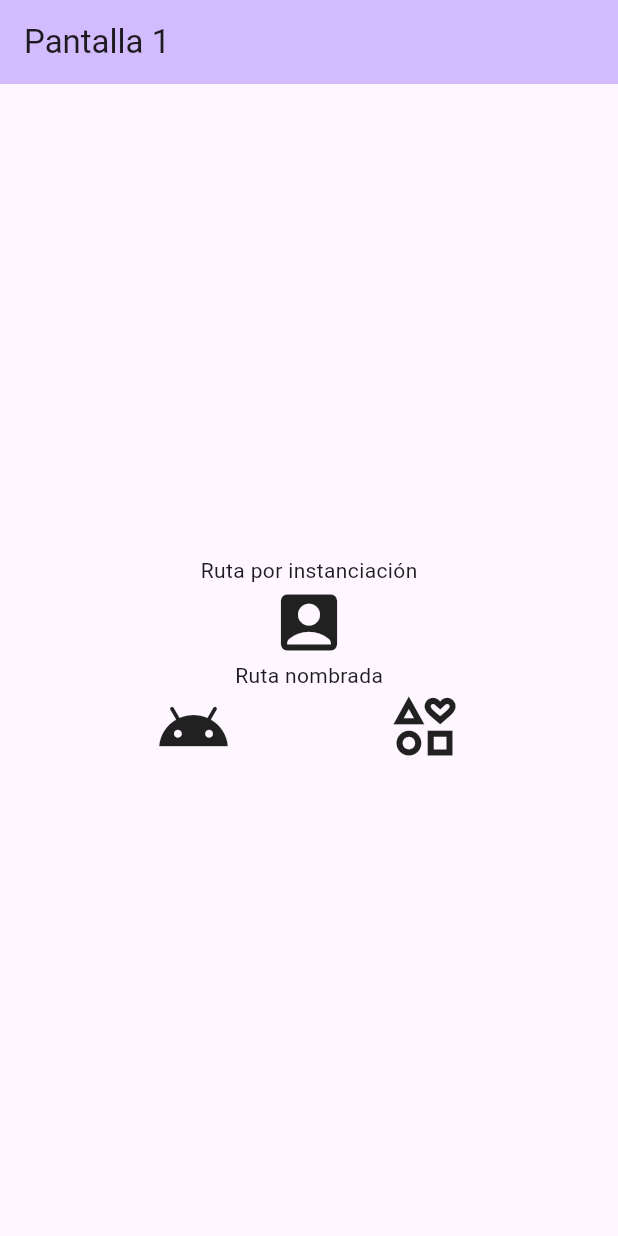
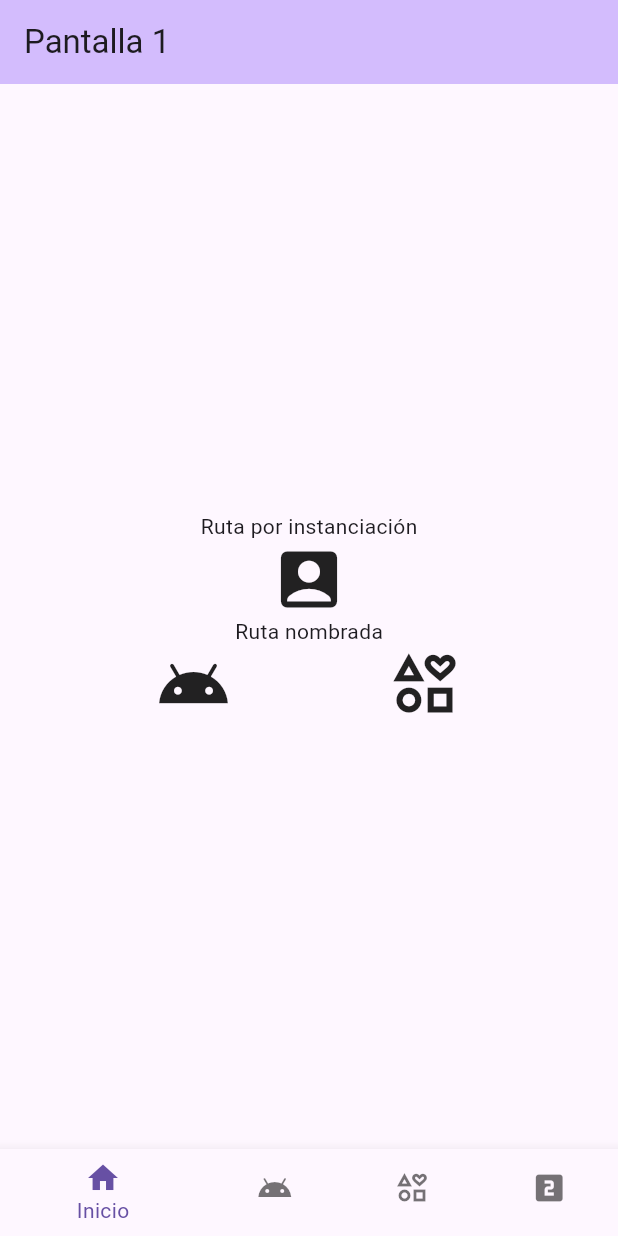
Before and after one commit to j2deme/Flutter-Repos, a Flutter app: the screen it shows after launch, on a phone screen of 412 x 824 dp. Run offline on Flutter 3.47's test engine with Material 3 defaults, Android fonts, the light colour scheme and no system bars; our stand-ins replace community_material_icon.

Commit message:
Implementa uso de BottomNavigationBar

```diff
--- a/navigation_v/lib/main.dart
+++ b/navigation_v/lib/main.dart
@@ -6,8 +6,36 @@ void main() {
   runApp(const MyApp());
 }
 
-class MyApp extends StatelessWidget {
+class MyApp extends StatefulWidget {
   const MyApp({super.key});
+
+  @override
+  State<MyApp> createState() => _MyAppState();
+}
+
+class _MyAppState extends State<MyApp> {
+  int tabActiva = 0;
+  var pages = [
+    const MyHomePage(title: "Pantalla 1"),
+    const Pantalla2(),
+    const Pantalla3(),
+    const Pantalla2(),
+  ];
+
+  var tabs = <BottomNavigationBarItem>[
+    const BottomNavigationBarItem(icon: Icon(Icons.home), label: "Inicio"),
+    const BottomNavigationBarItem(
+      icon: Icon(Icons.android),
+      label: "Android",
+      activeIcon: Icon(
+        Icons.android,
+        color: Colors.green,
+      ),
+    ),
+    const BottomNavigationBarItem(
+        icon: Icon(Icons.interests_outlined), label: "Figuras"),
+    const BottomNavigationBarItem(icon: Icon(Icons.looks_two), label: "Otra")
+  ];
 
   @override
   Widget build(BuildContext context) {
@@ -17,10 +45,23 @@ class MyApp extends StatelessWidget {
         colorScheme: ColorScheme.fromSeed(seedColor: Colors.deepPurple),
         useMaterial3: true,
       ),
-      //home: const MyHomePage(title: 'Pantalla 1'),
-      //initialRoute: '/pantalla2',
+      home: Scaffold(
+        body: pages[tabActiva],
+        bottomNavigationBar: BottomNavigationBar(
+          items: tabs,
+          currentIndex: tabActiva,
+          onTap: (index) {
+            setState(() {
+              tabActiva = index;
+              //print(tabActiva);
+            });
+          },
+          selectedItemColor: Theme.of(context).primaryColor,
+          unselectedItemColor: Colors.black54,
+        ),
+      ),
       routes: {
-        '/': (context) => const MyHomePage(title: "Pantalla 1"),
+        '/inicio': (context) => const MyHomePage(title: "Pantalla 1"),
         '/pantalla2': (context) => const Pantalla2(),
         '/vista-detalle': (context) => const Pantalla2(),
         '/pantalla3': (context) => const Pantalla3(),
```
